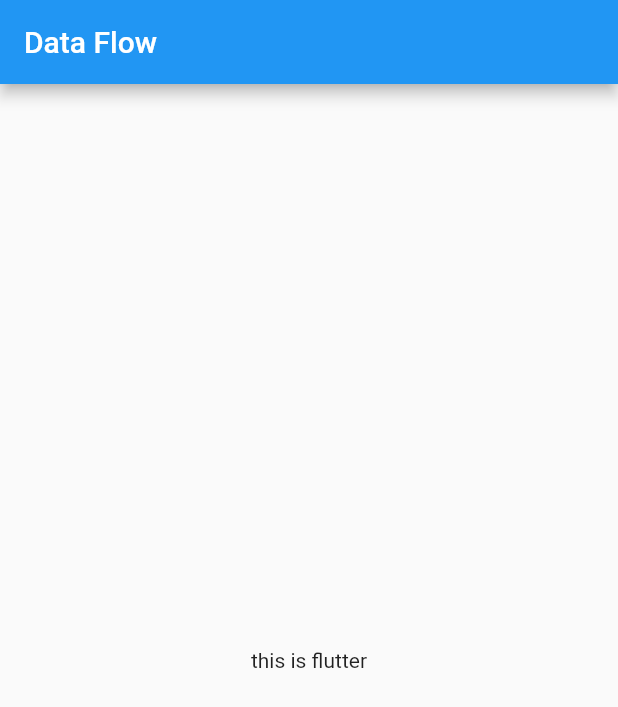
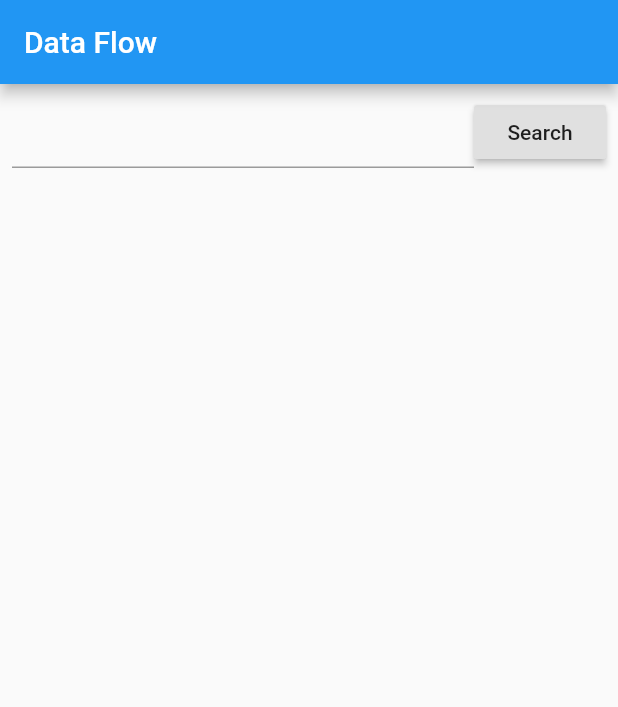
Before and after one commit to riskers/flutter_data_flow, a Flutter app: the screen it shows after launch, on a phone screen of 412 x 824 dp. Shown: the top 707 px of the screen. Run offline on Flutter 3.47's test engine with Material 2 defaults, Android fonts, the phone set to English and light mode, and no system bars.

Commit message:
Search statefulWidget

```diff
--- a/lib/main.dart
+++ b/lib/main.dart
@@ -1,4 +1,5 @@
 import 'package:flutter/material.dart';
+import 'search.dart';
 
 void main() => runApp(MyApp());
 
@@ -10,9 +11,9 @@ class MyApp extends StatelessWidget {
         appBar: AppBar(
           title: Text('Data Flow'),
         ),
-        body: Center(
-          child: Text('this is flutter'),
-        )
+        body: Container(
+          child: Search(text: 'Hi'),
+        ),
       ),
     );
   }
--- /dev/null
+++ b/lib/search.dart
@@ -0,0 +1,45 @@
+import 'package:flutter/material.dart';
+
+class Search extends StatefulWidget {
+  Search({this.text});
+
+  final String text;
+
+  @override
+  State<StatefulWidget> createState() {
+    return _SearchState();
+  }
+}
+
+class _SearchState extends State<Search> {
+  final editController = TextEditingController();
+
+  void _submit(String input) {
+    print(input);
+  }
+
+  @override
+  Widget build(BuildContext context) {
+    return Padding(
+      padding: const EdgeInsets.all(8.0),
+      child: Row(
+        children: <Widget>[
+          Expanded(
+            child: TextField(
+              controller: editController,
+              onSubmitted: (_) {
+                _submit(editController.text);
+              },
+            ),
+          ),
+          RaisedButton(
+            child: Text('Search'),
+            onPressed: () {
+              _submit(editController.text);
+            },
+          ),
+        ],
+      ),
+    );
+  }
+}
```
